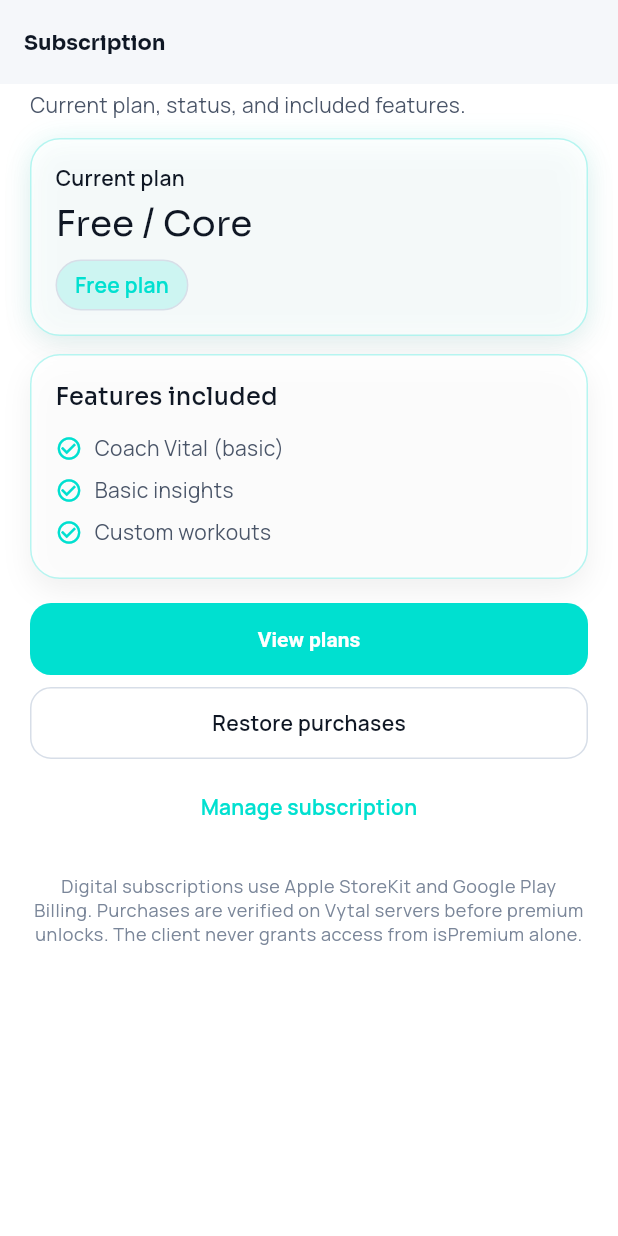
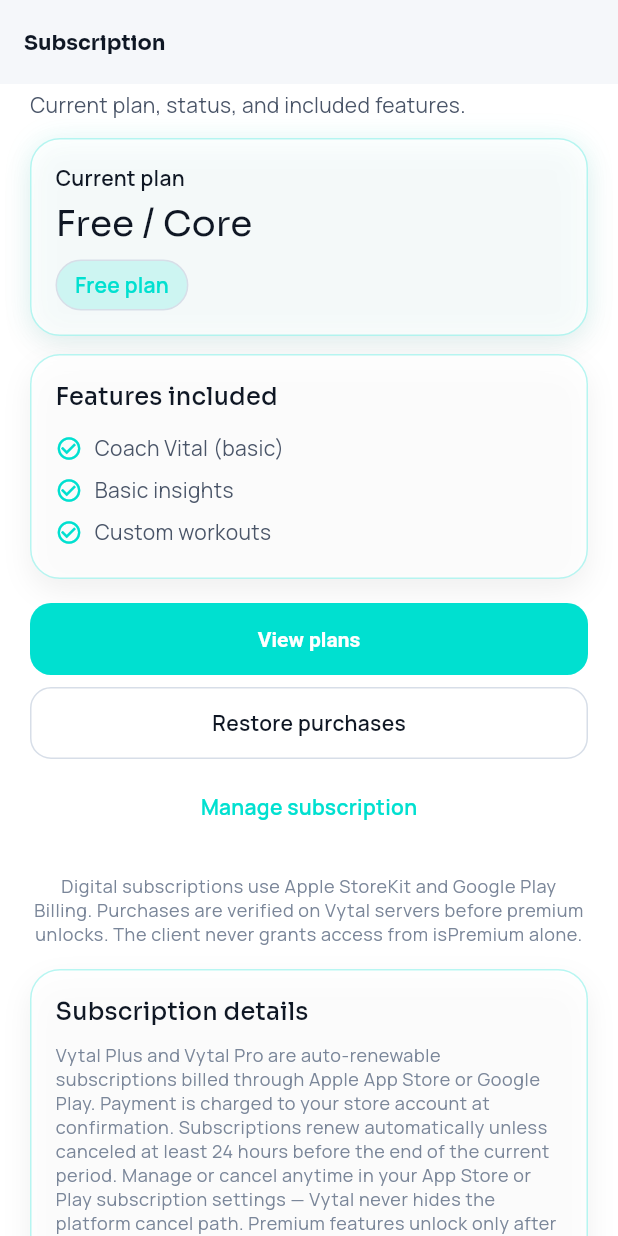
Before and after one commit to hkendale16-create/Vytal-Tek-2, a Flutter app: the SubscriptionScreen screen opened by its route, on a phone screen of 412 x 824 dp. Run offline on Flutter 3.47's test engine with Material 3 defaults, Android fonts, the phone set to English and light mode, and no system bars; our stand-ins replace flutter_riverpod, go_router, google_fonts, in_app_purchase, permission_handler, shared_preferences; missing offline and left inert: in_app_purchase_android; accounts and stored records are empty.

Commit message:
feat(subscription): Phase G marketplace client go-live prep
Wire HttpEntitlementVerifier via VYTAL_ENTITLEMENT_API, Privacy/Terms
links and auto-renew disclosure on Plans/Subscription, legal drafts,
and a fail-closed entitlements Edge Function stub.

Co-authored-by: hkendale16-create <hkendale16-create@users.noreply.github.com>

```diff
--- a/apps/mobile/lib/features/subscription/plans_screen.dart
+++ b/apps/mobile/lib/features/subscription/plans_screen.dart
@@ -8,6 +8,7 @@ import '../../subscription/product_catalog.dart';
 import '../../subscription/subscription_controller.dart';
 import '../shared/health_ui.dart';
 import '../shared/ui_primitives.dart';
+import 'subscription_legal_footer.dart';
 
 class PlansScreen extends ConsumerWidget {
   const PlansScreen({super.key});
@@ -79,6 +80,8 @@ class PlansScreen extends ConsumerWidget {
                 ],
               ),
             ),
+          const SizedBox(height: 12),
+          const SubscriptionLegalFooter(),
         ],
       ),
     );
--- /dev/null
+++ b/apps/mobile/lib/features/subscription/subscription_legal_footer.dart
@@ -0,0 +1,68 @@
+import 'package:flutter/material.dart';
+import 'package:url_launcher/url_launcher.dart';
+
+import '../../subscription/legal_links.dart';
+import '../shared/health_ui.dart';
+
+/// Phase G — auto-renew disclosure + Privacy / Terms links for store review.
+class SubscriptionLegalFooter extends StatelessWidget {
+  const SubscriptionLegalFooter({super.key, this.expanded = true});
+
+  final bool expanded;
+
+  Future<void> _open(BuildContext context, Uri uri, String label) async {
+    final ok = await launchUrl(uri, mode: LaunchMode.externalApplication);
+    if (!ok && context.mounted) {
+      ScaffoldMessenger.of(context).showSnackBar(
+        SnackBar(content: Text('Could not open $label')),
+      );
+    }
+  }
+
+  @override
+  Widget build(BuildContext context) {
+    final theme = Theme.of(context);
+    return GlassPanel(
+      child: Column(
+        crossAxisAlignment: CrossAxisAlignment.stretch,
+        children: [
+          if (expanded) ...[
+            Text(
+              SubscriptionDisclosure.title,
+              style: theme.textTheme.titleMedium,
+            ),
+            const SizedBox(height: 8),
+            Text(
+              SubscriptionDisclosure.body,
+              style: theme.textTheme.bodySmall,
+            ),
+            const SizedBox(height: 12),
+          ] else
+            Text(
+              SubscriptionDisclosure.shortFooter,
+              style: theme.textTheme.bodySmall,
+              textAlign: TextAlign.center,
+            ),
+          if (expanded) const SizedBox(height: 4),
+          Wrap(
+            alignment: WrapAlignment.center,
+            spacing: 8,
+            runSpacing: 4,
+            children: [
+              TextButton(
+                onPressed: () =>
+                    _open(context, VytalLegalLinks.privacyUri, 'Privacy Policy'),
+                child: const Text('Privacy Policy'),
+              ),
+              TextButton(
+                onPressed: () =>
+                    _open(context, VytalLegalLinks.termsUri, 'Terms of Use'),
+                child: const Text('Terms of Use'),
+              ),
+            ],
+          ),
+        ],
+      ),
+    );
+  }
+}
--- a/apps/mobile/lib/features/subscription/subscription_screen.dart
+++ b/apps/mobile/lib/features/subscription/subscription_screen.dart
@@ -7,6 +7,7 @@ import '../../domain/models/entitlements.dart';
 import '../../subscription/subscription_controller.dart';
 import '../shared/health_ui.dart';
 import '../shared/ui_primitives.dart';
+import 'subscription_legal_footer.dart';
 
 class SubscriptionScreen extends ConsumerWidget {
   const SubscriptionScreen({super.key});
@@ -143,6 +144,8 @@ class SubscriptionScreen extends ConsumerWidget {
             style: theme.textTheme.bodySmall,
             textAlign: TextAlign.center,
           ),
+          const SizedBox(height: 16),
+          const SubscriptionLegalFooter(),
         ],
       ),
     );
--- /dev/null
+++ b/apps/mobile/lib/subscription/legal_links.dart
@@ -0,0 +1,39 @@
+/// Legal + marketplace disclosure URLs for Phase G store review.
+///
+/// Override at build time:
+/// `--dart-define=VYTAL_PRIVACY_URL=https://…`
+/// `--dart-define=VYTAL_TERMS_URL=https://…`
+class VytalLegalLinks {
+  const VytalLegalLinks._();
+
+  static const privacyUrl = String.fromEnvironment(
+    'VYTAL_PRIVACY_URL',
+    defaultValue: 'https://vytaltek.com/privacy',
+  );
+
+  static const termsUrl = String.fromEnvironment(
+    'VYTAL_TERMS_URL',
+    defaultValue: 'https://vytaltek.com/terms',
+  );
+
+  static Uri get privacyUri => Uri.parse(privacyUrl);
+  static Uri get termsUri => Uri.parse(termsUrl);
+}
+
+/// App Store / Play required subscription disclosure (auto-renew + cancel).
+abstract final class SubscriptionDisclosure {
+  static const title = 'Subscription details';
+
+  static const body =
+      'Vytal Plus and Vytal Pro are auto-renewable subscriptions billed through '
+      'Apple App Store or Google Play. Payment is charged to your store account '
+      'at confirmation. Subscriptions renew automatically unless canceled at '
+      'least 24 hours before the end of the current period. Manage or cancel '
+      'anytime in your App Store or Play subscription settings — Vytal never '
+      'hides the platform cancel path. Premium features unlock only after Vytal '
+      'server verification of a valid purchase.';
+
+  static const shortFooter =
+      'Auto-renews until canceled in App Store / Play. '
+      'Privacy Policy and Terms apply.';
+}
--- a/apps/mobile/pubspec.yaml
+++ b/apps/mobile/pubspec.yaml
@@ -22,6 +22,7 @@ dependencies:
   url_launcher: ^6.3.2
   in_app_purchase_android: ^0.4.0+5
   in_app_purchase_storekit: ^0.4.4
+  http: ^1.6.0
 
 dev_dependencies:
   flutter_test:
```
Also changed, not shown: apps/mobile/lib/subscription/subscription_controller.dart (+22 -6 lines), apps/mobile/lib/subscription/verification/entitlement_api_config.dart (added, +21 -0 lines), apps/mobile/lib/subscription/verification/entitlement_http.dart (added, +32 -0 lines), apps/mobile/pubspec.lock, 8 other files.
